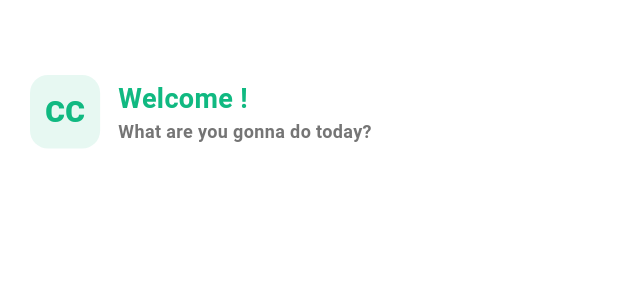
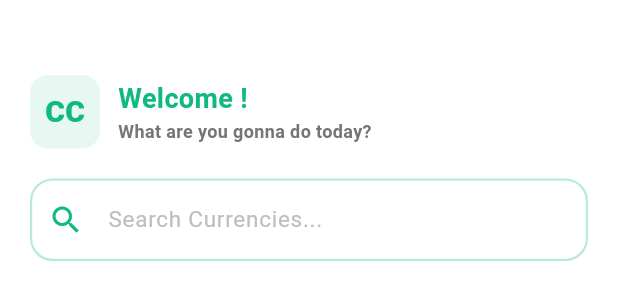
Before and after one commit to VitorFranciscoDev/currency-converter-app, a Flutter app: the HomeScreen widget shown alone on an empty page, opened directly, on a phone screen of 412 x 824 dp. Shown: the top 300 px of the screen. Run offline on Flutter 3.47's test engine with Material 3 defaults, Android fonts, the phone set to English and light mode, and no system bars; our stand-ins replace shared_preferences, sqflite; accounts and stored records are empty.

Commit message:
search currencies started

```diff
--- a/lib/infrastructure/presentation/currency/home_screen.dart
+++ b/lib/infrastructure/presentation/currency/home_screen.dart
@@ -2,8 +2,15 @@ import 'package:currency_converter/infrastructure/presentation/auth/auth_state.d
 import 'package:flutter/material.dart';
 import 'package:provider/provider.dart';
 
-class HomeScreen extends StatelessWidget {
+class HomeScreen extends StatefulWidget {
   const HomeScreen({super.key});
+
+  @override
+  State<HomeScreen> createState() => _HomeScreenState();
+}
+
+class _HomeScreenState extends State<HomeScreen> {
+  final _controllerSearch = TextEditingController();
 
   @override
   Widget build(BuildContext context) {
@@ -61,6 +68,55 @@ class HomeScreen extends StatelessWidget {
               ),
             ],
           ),
+
+          const SizedBox(height: 20),
+
+          TextField(
+            controller: _controllerSearch,
+            onChanged: (value) {
+              //context.read<HomeProvider>().searchLocations(value);
+            },
+            style: TextStyle(fontSize: 15),
+            decoration: InputDecoration(
+              hintText: "Search Currencies...",
+              hintStyle: TextStyle(color: Colors.grey[400], fontSize: 15),
+              prefixIcon: Icon(
+                Icons.search,
+                color: theme.colorScheme.primary,
+                size: 24,
+              ),
+              suffixIcon: _controllerSearch.text.isNotEmpty
+                ? IconButton(
+                    icon: Icon(
+                      Icons.clear,
+                      color: Colors.grey[600],
+                      size: 20,
+                    ),
+                    onPressed: () {
+                      setState(() {
+                        _controllerSearch.clear();
+                      });
+                    },
+                  )
+                : null,
+              filled: true,
+              fillColor: theme.colorScheme.background,
+              enabledBorder: OutlineInputBorder(
+                borderRadius: BorderRadius.circular(15),
+                borderSide: BorderSide(
+                  color: theme.colorScheme.primary.withOpacity(0.3),
+                  width: 1.5,
+                ),
+              ),
+              focusedBorder: OutlineInputBorder(
+                borderRadius: BorderRadius.circular(15),
+                borderSide: BorderSide(
+                  color: theme.colorScheme.primary,
+                  width: 2,
+                ),
+              ),
+            ),
+          ),
         ],
       ),
     );
--- a/lib/infrastructure/presentation/preferences/settings_screen.dart
+++ b/lib/infrastructure/presentation/preferences/settings_screen.dart
@@ -11,9 +11,11 @@ class _SettingsScreenState extends State<SettingsScreen> {
   @override
   Widget build(BuildContext context) {
     return Padding(
-      padding: const EdgeInsets.all(30),
+      padding: const EdgeInsets.all(20),
       child: Column(
         children: [
+          const SizedBox(height: 30),
+
 
         ],
       ),
```
